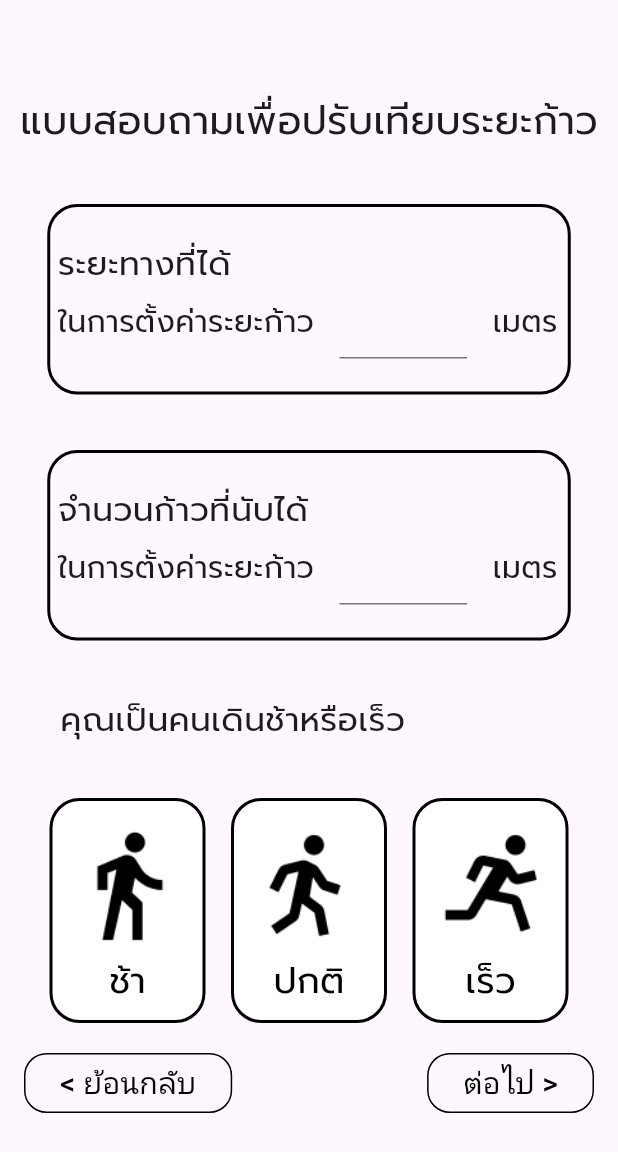
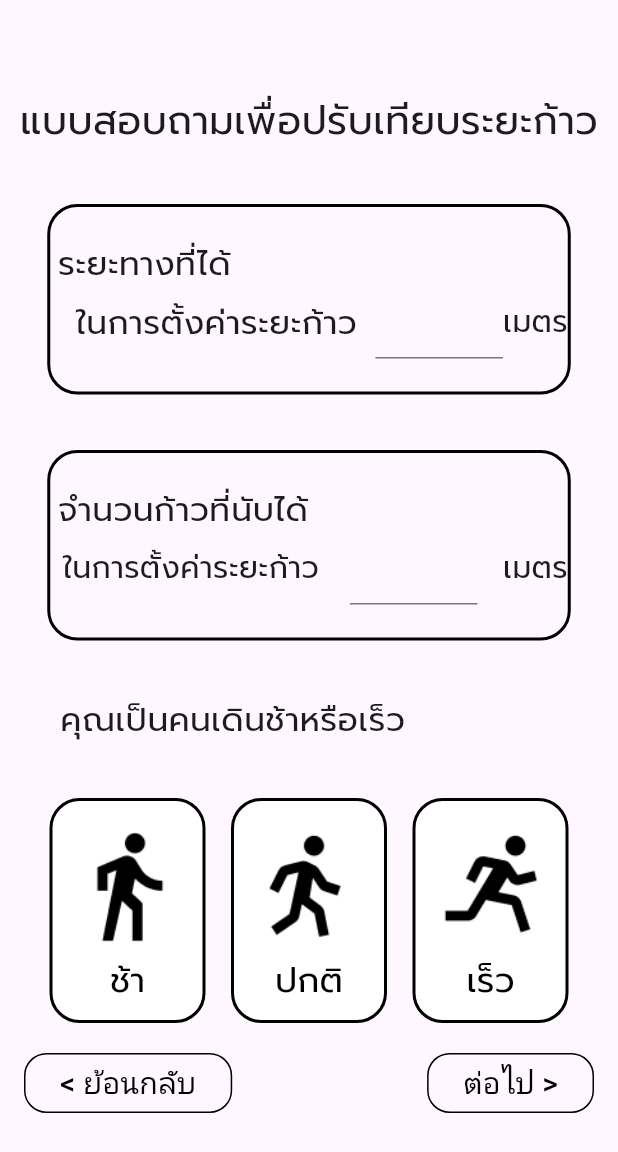
Before and after one commit to KaminariSora/WalkFromHome, a Flutter app: the Infromationsteps screen opened directly, on a phone screen of 412 x 824 dp. Shown: the top 1152 px of the screen. Run offline on Flutter 3.47's test engine with Material 3 defaults, Android fonts, the phone set to English and light mode, and no system bars; drawn by our look-alikes of auto_size_text; our stand-ins replace flutter_tts; missing offline and left inert: o3d.

Commit message:
add auto size text

```diff
--- a/walk_from_home/lib/InfromationSteps.dart
+++ b/walk_from_home/lib/InfromationSteps.dart
@@ -1,3 +1,4 @@
+import 'package:auto_size_text/auto_size_text.dart';
 import 'package:flutter/material.dart';
 import 'NavigationButton.dart';
 import 'TestBeforeStart.dart';
@@ -47,11 +48,16 @@ class _InfromationstepsState extends State<Infromationsteps> {
           const Row(
             mainAxisAlignment: MainAxisAlignment.center,
             children: [
-              Text(
+              Expanded(
+                child: AutoSizeText(
                   "แบบสอบถามเพื่อปรับเทียบระยะก้าว",
                   style: TextStyle(
-                  fontSize: 26,
+                    fontSize: 26, // Maximum font size
                     fontFamily: 'prompt',
+                  ),
+                  maxLines: 1, // Maximum number of lines
+                  minFontSize: 12, // Minimum font size
+                  textAlign: TextAlign.center, // Center-align text
                 ),
               ),
             ],
@@ -88,14 +94,19 @@ class _InfromationstepsState extends State<Infromationsteps> {
                     ),
                     Row(
                       children: [
-                        Text(
+                        Expanded(
+                          child: AutoSizeText(
                             "ในการตั้งค่าระยะก้าว",
                             style: TextStyle(
-                            fontSize: 20,
+                              fontSize: 22, // Maximum font size
                               fontFamily: 'prompt',
                             ),
+                            maxLines: 1, // Maximum number of lines
+                            minFontSize: 13, // Minimum font size
+                            textAlign: TextAlign.center, // Center-align text
                           ),
-                        SizedBox(width: 17),
+                        ),
+                        // SizedBox(width: 17),
                         SizedBox(
                           width: 85,
                           child: TextField(
@@ -105,13 +116,15 @@ class _InfromationstepsState extends State<Infromationsteps> {
                             ),
                           ),
                         ),
-                        SizedBox(width: 17),
-                        Text(
+                        AutoSizeText(
                           "เมตร",
                           style: TextStyle(
-                            fontSize: 20,
+                            fontSize: 20, // Maximum font size
                             fontFamily: 'prompt',
                           ),
+                          maxLines: 1, // Maximum number of lines
+                          minFontSize: 12, // Minimum font size
+                          textAlign: TextAlign.center, // Center-align text
                         ),
                       ],
                     ),
@@ -150,11 +163,16 @@ class _InfromationstepsState extends State<Infromationsteps> {
                     ),
                     Row(
                       children: [
-                        Text(
+                        Expanded(
+                          child: AutoSizeText(
                             "ในการตั้งค่าระยะก้าว",
                             style: TextStyle(
-                            fontSize: 20,
+                              fontSize: 26, // Maximum font size
                               fontFamily: 'prompt',
+                            ),
+                            maxLines: 1, // Maximum number of lines
+                            minFontSize: 12, // Minimum font size
+                            textAlign: TextAlign.center, // Center-align text
                           ),
                         ),
                         SizedBox(width: 17),
@@ -184,7 +202,7 @@ class _InfromationstepsState extends State<Infromationsteps> {
           ),
           const SizedBox(height: 37),
           Container(
-            margin: EdgeInsets.only(left: 40),
+            margin: const EdgeInsets.only(left: 40),
             alignment: Alignment.centerLeft,
             child: const Text(
               "คุณเป็นคนเดินช้าหรือเร็ว",
@@ -199,7 +217,7 @@ class _InfromationstepsState extends State<Infromationsteps> {
           Row(
             mainAxisAlignment: MainAxisAlignment.center,
             children: [
-              Container(
+              SizedBox(
                 width: 104,
                 height: 150,
                 child: TextButton(
@@ -226,7 +244,7 @@ class _InfromationstepsState extends State<Infromationsteps> {
                       const Text(
                         'ช้า',
                         style: TextStyle(
-                          fontSize: 24,
+                          fontSize: 23,
                           fontFamily: 'prompt',
                           color: Colors.black,
                         ),
@@ -237,7 +255,7 @@ class _InfromationstepsState extends State<Infromationsteps> {
               ),
               const SizedBox(width: 17),
               //ปุ่มเดินปกติ
-              Container(
+              SizedBox(
                 width: 104,
                 height: 150,
                 child: TextButton(
@@ -264,7 +282,7 @@ class _InfromationstepsState extends State<Infromationsteps> {
                       const Text(
                         'ปกติ',
                         style: TextStyle(
-                          fontSize: 24,
+                          fontSize: 23,
                           fontFamily: 'prompt',
                           color: Colors.black,
                         ),
@@ -275,7 +293,7 @@ class _InfromationstepsState extends State<Infromationsteps> {
               ),
               const SizedBox(width: 17),
               //ปุ่มเดินเร็ว
-              Container(
+              SizedBox(
                 width: 104,
                 height: 150,
                 child: TextButton(
@@ -302,7 +320,7 @@ class _InfromationstepsState extends State<Infromationsteps> {
                       const Text(
                         'เร็ว',
                         style: TextStyle(
-                          fontSize: 24,
+                          fontSize: 23,
                           fontFamily: 'prompt',
                           color: Colors.black,
                         ),
--- a/walk_from_home/lib/TestBeforeStart.dart
+++ b/walk_from_home/lib/TestBeforeStart.dart
@@ -1,3 +1,4 @@
+import 'package:auto_size_text/auto_size_text.dart';
 import 'package:flutter/material.dart';
 import 'package:flutter_application_1/NavigationButton.dart';
 import 'package:flutter_application_1/timeCounter.dart';
@@ -30,18 +31,24 @@ class _TestbeforestartState extends State<Testbeforestart> {
     return Scaffold(
       body: Column(
         mainAxisAlignment: MainAxisAlignment.start,
+        crossAxisAlignment: CrossAxisAlignment.center,
         children: [
           const SizedBox(height: 100),
           const Row(
             mainAxisAlignment: MainAxisAlignment.center,
             children: [
-              Text(
-                "แบบสอบถามก่อนเริ่มการทดสอบ",
-                style: TextStyle(
-                  fontSize: 26,
-                  fontFamily: 'prompt',
+              Expanded(
+                child: AutoSizeText(
+                  "แบบสอบถามก่อนเริ่มทำการทดสอบ",
+                  style: TextStyle(
+                    fontSize: 26, // Maximum font size
+                    fontFamily: 'prompt',
+                  ),
+                  maxLines: 1, // Maximum number of lines
+                  minFontSize: 12, // Minimum font size
+                  textAlign: TextAlign.center, // Center-align text
                 ),
-              )
+              ),
             ],
           ),
           SizedBox(height: 41),
@@ -89,7 +96,7 @@ class _TestbeforestartState extends State<Testbeforestart> {
                       const Text(
                         'ช้า',
                         style: TextStyle(
-                          fontSize: 24,
+                          fontSize: 23,
                           fontFamily: 'prompt',
                           color: Colors.black,
                         ),
@@ -127,7 +134,7 @@ class _TestbeforestartState extends State<Testbeforestart> {
                       const Text(
                         'ปกติ',
                         style: TextStyle(
-                          fontSize: 24,
+                          fontSize: 23,
                           fontFamily: 'prompt',
                           color: Colors.black,
                         ),
@@ -165,7 +172,7 @@ class _TestbeforestartState extends State<Testbeforestart> {
                       const Text(
                         'เร็ว',
                         style: TextStyle(
-                          fontSize: 24,
+                          fontSize: 23,
                           fontFamily: 'prompt',
                           color: Colors.black,
                         ),
--- a/walk_from_home/pubspec.yaml
+++ b/walk_from_home/pubspec.yaml
@@ -32,6 +32,7 @@ dependencies:
     sdk: flutter
   vector_math: ^2.1.0
   flutter_tts: ^3.6.2
+  auto_size_text: ^3.0.0
 
   cupertino_icons: ^1.0.2
   o3d: ^3.1.2
```
Lines whose indentation alone changed are shown as unchanged.
